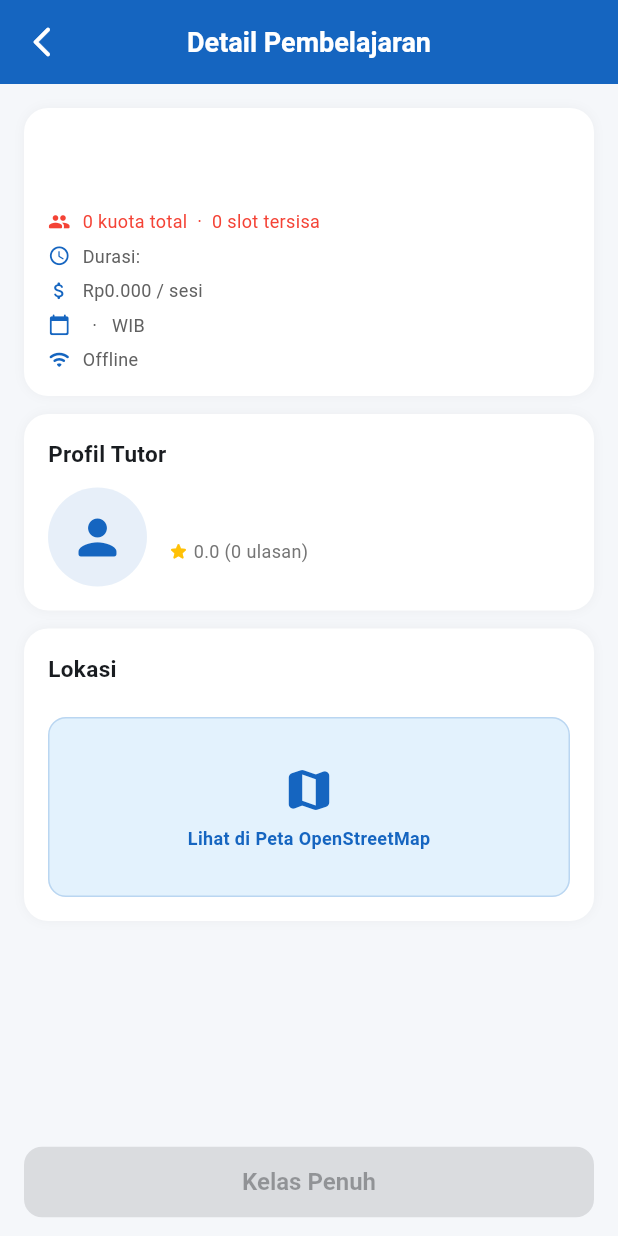
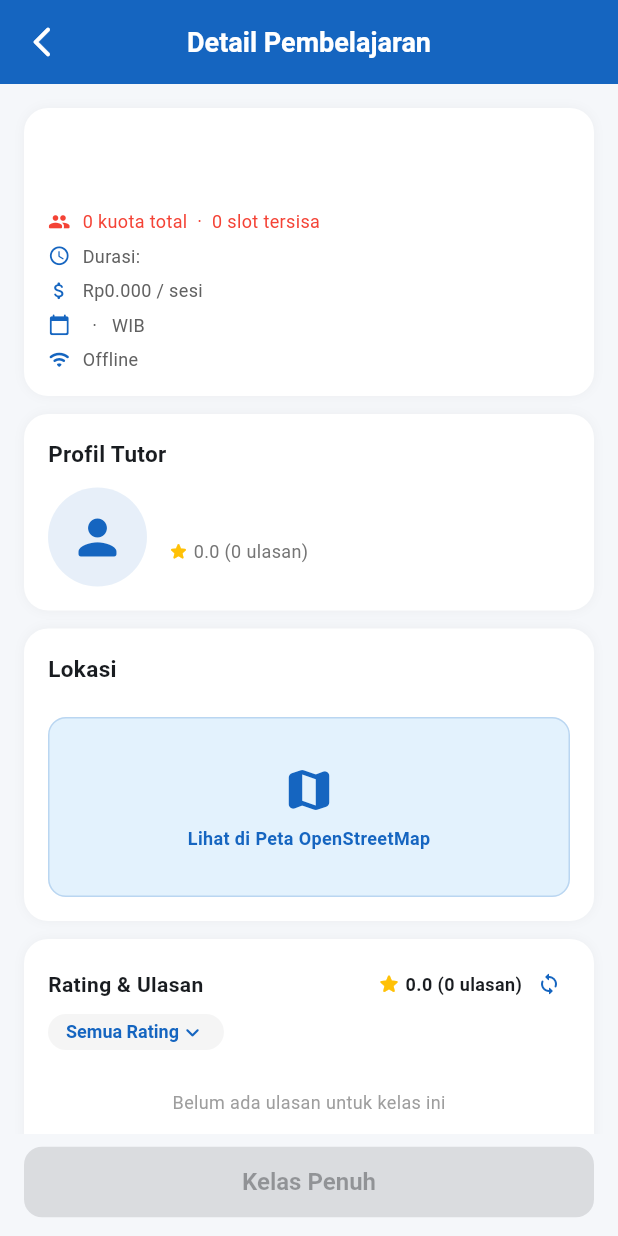
Before and after one commit to wyvernid/TUTORIN, a Flutter app: the StudentDetailKelasScreen screen opened directly with empty values, on a phone screen of 412 x 824 dp. Run offline on Flutter 3.47's test engine with Material 3 defaults, Android fonts, the phone set to English and light mode, and no system bars; our stand-ins replace cloud_firestore, file_picker, firebase_auth, firebase_core, flutter_dotenv, flutter_map and 5 more; accounts and stored records are empty.

Commit message:
selesaikan kelas untuk perorangan, dan perbaiki rating+ulasan

```diff
--- /dev/null
+++ b/lib/models/ulasan_model.dart
@@ -0,0 +1,31 @@
+import 'package:cloud_firestore/cloud_firestore.dart';
+
+class UlasanModel {
+  final String id;
+  final String kelasId;
+  final String tutorId;
+  final String studentNama;
+  final int rating;
+  final String komentar;
+  final DateTime createdAt;
+
+  UlasanModel({
+    required this.id,
+    required this.kelasId,
+    required this.tutorId,
+    required this.studentNama,
+    required this.rating,
+    required this.komentar,
+    required this.createdAt,
+  });
+
+  factory UlasanModel.fromMap(Map<String, dynamic> m, String id) => UlasanModel(
+        id: id,
+        kelasId: m['kelasId'] ?? '',
+        tutorId: m['tutorId'] ?? '',
+        studentNama: m['studentNama'] ?? '',
+        rating: (m['rating'] ?? 0) is int ? m['rating'] ?? 0 : (m['rating'] as num).toInt(),
+        komentar: m['komentar'] ?? '',
+        createdAt: (m['createdAt'] as Timestamp?)?.toDate() ?? DateTime.now(),
+      );
+}
--- /dev/null
+++ b/lib/screens/shared/ulasan_section.dart
@@ -0,0 +1,123 @@
+import 'package:flutter/material.dart';
+import '../../models/ulasan_model.dart';
+import '../../services/kelas_service.dart';
+
+/// Menampilkan ringkasan rating + daftar ulasan untuk satu kelas,
+/// dengan filter berdasarkan jumlah bintang (1-5).
+/// Dipakai di halaman detail kelas student maupun tutor.
+class UlasanSection extends StatefulWidget {
+  final String kelasId;
+  final double ratingAvg;
+  final int jumlahUlasan;
+  final KelasService service;
+  const UlasanSection({super.key, required this.kelasId, required this.ratingAvg, required this.jumlahUlasan, required this.service});
+
+  @override
+  State<UlasanSection> createState() => _UlasanSectionState();
+}
+
+class _UlasanSectionState extends State<UlasanSection> {
+  int? _filter; // null = semua bintang
+  bool _syncing = false;
+
+  void _sync() async {
+    setState(() => _syncing = true);
+    try {
+      await widget.service.recalculateRatingKelas(widget.kelasId);
+      if (!mounted) return;
+      ScaffoldMessenger.of(context).showSnackBar(const SnackBar(content: Text('Rating kelas disinkronkan'), backgroundColor: Colors.green));
+    } catch (e) {
+      if (!mounted) return;
+      ScaffoldMessenger.of(context).showSnackBar(SnackBar(content: Text('Gagal sinkron: $e'), backgroundColor: Colors.red));
+    } finally {
+      if (mounted) setState(() => _syncing = false);
+    }
+  }
+
+  @override
+  Widget build(BuildContext context) => Container(
+        width: double.infinity,
+        padding: const EdgeInsets.all(16),
+        decoration: BoxDecoration(color: Colors.white, borderRadius: BorderRadius.circular(16), boxShadow: [BoxShadow(color: Colors.black.withOpacity(0.04), blurRadius: 6)]),
+        child: StreamBuilder<List<UlasanModel>>(
+          stream: widget.service.streamUlasanKelas(widget.kelasId),
+          builder: (_, snap) {
+            final all = snap.data ?? const <UlasanModel>[];
+            // Hitung langsung dari data ulasan (source of truth), bukan dari
+            // field kelas.rating yang bisa saja belum tersinkron.
+            final count = all.isNotEmpty ? all.length : widget.jumlahUlasan;
+            final avg = all.isNotEmpty ? all.map((u) => u.rating).reduce((a, b) => a + b) / all.length : widget.ratingAvg;
+
+            var list = all;
+            if (_filter != null) list = list.where((u) => u.rating == _filter).toList();
+
+            return Column(crossAxisAlignment: CrossAxisAlignment.start, children: [
+              Row(children: [
+                const Text('Rating & Ulasan', style: TextStyle(fontSize: 14, fontWeight: FontWeight.w700)),
+                const Spacer(),
+                const Icon(Icons.star_rounded, size: 16, color: Color(0xFFFFC107)),
+                const SizedBox(width: 3),
+                Text('${avg.toStringAsFixed(1)} ($count ulasan)', style: const TextStyle(fontSize: 12, fontWeight: FontWeight.w700)),
+                const SizedBox(width: 4),
+                SizedBox(width: 28, height: 28, child: IconButton(
+                  padding: EdgeInsets.zero,
+                  tooltip: 'Sinkronkan rating ke katalog',
+                  icon: _syncing
+                      ? const SizedBox(width: 14, height: 14, child: CircularProgressIndicator(strokeWidth: 2))
+                      : const Icon(Icons.sync_rounded, size: 16, color: Color(0xFF1565C0)),
+                  onPressed: _syncing ? null : _sync,
+                )),
+              ]),
+              const SizedBox(height: 6),
+              _filterDropdown(),
+              const SizedBox(height: 10),
+              if (!snap.hasData)
+                const Padding(padding: EdgeInsets.symmetric(vertical: 16), child: Center(child: CircularProgressIndicator()))
+              else if (list.isEmpty)
+                Padding(padding: const EdgeInsets.symmetric(vertical: 16), child: Center(
+                  child: Text(_filter == null ? 'Belum ada ulasan untuk kelas ini' : 'Belum ada ulasan dengan rating $_filter ★',
+                    style: TextStyle(fontSize: 12, color: Colors.grey[500]))))
+              else
+                Column(children: list.map((u) => Container(
+                  padding: const EdgeInsets.symmetric(vertical: 10),
+                  decoration: const BoxDecoration(border: Border(top: BorderSide(color: Color(0xFFEEEEEE)))),
+                  child: Column(crossAxisAlignment: CrossAxisAlignment.start, children: [
+                    Row(children: [
+                      Expanded(child: Text(u.studentNama, style: const TextStyle(fontSize: 12, fontWeight: FontWeight.w700))),
+                      Row(children: List.generate(5, (i) => Icon(i < u.rating ? Icons.star_rounded : Icons.star_outline_rounded, size: 13, color: const Color(0xFFFFC107)))),
+                    ]),
+                    if (u.komentar.isNotEmpty) ...[
+                      const SizedBox(height: 4),
+                      Text(u.komentar, style: TextStyle(fontSize: 12, color: Colors.grey[700], height: 1.4)),
+                    ],
+                    const SizedBox(height: 4),
+                    Text('${u.createdAt.day}/${u.createdAt.month}/${u.createdAt.year}', style: TextStyle(fontSize: 10, color: Colors.grey[400])),
+                  ]))).toList()),
+            ]);
+          },
+        ),
+      );
+
+  Widget _filterDropdown() => Container(
+        padding: const EdgeInsets.symmetric(horizontal: 12),
+        decoration: BoxDecoration(color: Colors.grey[100], borderRadius: BorderRadius.circular(20)),
+        child: DropdownButtonHideUnderline(
+          child: DropdownButton<int?>(
+            value: _filter,
+            isDense: true,
+            icon: const Icon(Icons.keyboard_arrow_down_rounded, size: 18, color: Color(0xFF1565C0)),
+            style: const TextStyle(fontSize: 12, fontWeight: FontWeight.w600, color: Color(0xFF1565C0)),
+            items: [
+              const DropdownMenuItem(value: null, child: Text('Semua Rating')),
+              for (int i = 5; i >= 1; i--)
+                DropdownMenuItem(value: i, child: Row(mainAxisSize: MainAxisSize.min, children: [
+                  Text('$i Bintang'),
+                  const SizedBox(width: 4),
+                  const Icon(Icons.star_rounded, size: 14, color: Color(0xFFFFC107)),
+                ])),
+            ],
+            onChanged: (v) => setState(() => _filter = v),
+          ),
+        ),
+      );
+}
--- a/lib/screens/student/student_detail_kelas_screen.dart
+++ b/lib/screens/student/student_detail_kelas_screen.dart
@@ -1,6 +1,8 @@
 import 'package:flutter/material.dart';
 import 'package:latlong2/latlong.dart';
 import '../../models/kelas_model.dart';
+import '../../services/kelas_service.dart';
+import '../shared/ulasan_section.dart';
 import '../shared/peta_lokasi_screen.dart';
 import 'student_booking_screen.dart';
 
@@ -115,6 +117,9 @@ class StudentDetailKelasScreen extends StatelessWidget {
                       style: TextStyle(color: Color(0xFF1565C0), fontSize: 12, fontWeight: FontWeight.w600)),
                   ]))),
               ])),
+          if (kelas.mode != 'online') const SizedBox(height: 12),
+
+          UlasanSection(kelasId: kelas.id, ratingAvg: kelas.rating, jumlahUlasan: kelas.jumlahUlasan, service: KelasService()),
 
           const SizedBox(height: 80),
       ])));
--- a/lib/screens/tutor/tutor_detail_kelas_screen.dart
+++ b/lib/screens/tutor/tutor_detail_kelas_screen.dart
@@ -2,6 +2,7 @@ import 'package:flutter/material.dart';
 import '../../models/kelas_model.dart';
 import '../../models/booking_model.dart';
 import '../../services/kelas_service.dart';
+import '../shared/ulasan_section.dart';
 import 'tutor_tambah_kelas_screen.dart';
 
 class TutorDetailKelasScreen extends StatefulWidget {
@@ -128,6 +129,8 @@ class _State extends State<TutorDetailKelasScreen> {
           _row(Icons.event_rounded, 'Dibuat', '${k.createdAt.day}/${k.createdAt.month}/${k.createdAt.year}'),
         ])),
         const SizedBox(height: 12),
+        UlasanSection(kelasId: k.id, ratingAvg: k.rating, jumlahUlasan: k.jumlahUlasan, service: widget.service),
+        const SizedBox(height: 12),
         _card(child: Column(crossAxisAlignment: CrossAxisAlignment.start, children: [
           const Text('Daftar Murid', style: TextStyle(fontSize: 13, fontWeight: FontWeight.w700)),
           const SizedBox(height: 4),
--- a/lib/screens/tutor/tutor_profil_screen.dart
+++ b/lib/screens/tutor/tutor_profil_screen.dart
@@ -1,7 +1,7 @@
 import 'package:flutter/material.dart';
 import 'package:firebase_auth/firebase_auth.dart';
 import 'package:image_picker/image_picker.dart';
-import 'package:cloud_firestore/cloud_firestore.dart';
+// import 'package:cloud_firestore/cloud_firestore.dart';
 import '../../services/auth_service.dart';
 import '../../services/storage_service.dart';
 import '../../models/user_model.dart';
--- a/lib/services/kelas_service.dart
+++ b/lib/services/kelas_service.dart
@@ -1,6 +1,7 @@
 import 'package:cloud_firestore/cloud_firestore.dart';
 import '../models/kelas_model.dart';
 import '../models/booking_model.dart';
+import '../models/ulasan_model.dart';
 
 class KelasService {
   final _db = FirebaseFirestore.instance;
@@ -66,6 +67,21 @@ class KelasService {
       .where('tutorId', isEqualTo: tutorId).orderBy('createdAt', descending: true)
       .snapshots().map((s) => s.docs.map((d) => BookingModel.fromMap(d.data(), d.id)).toList());
 
+  /// Hitung ulang rating & jumlahUlasan kelas dari data ulasan yang sudah ada
+  /// di Firestore. Berguna untuk sinkronisasi ulang ulasan lama yang gagal
+  /// terhitung sebelum security rules diperbaiki.
+  Future<void> recalculateRatingKelas(String kelasId) async {
+    final snap = await _db.collection('ulasan').where('kelasId', isEqualTo: kelasId).get();
+    final avg = snap.docs.isEmpty ? 0.0
+        : snap.docs.map((d) => (d.data()['rating'] as num).toDouble()).reduce((a, b) => a + b) / snap.docs.length;
+    await _db.collection('kelas').doc(kelasId).update({'rating': avg, 'jumlahUlasan': snap.docs.length});
+  }
+
+  /// Stream semua ulasan untuk satu kelas, terbaru lebih dulu.
+  Stream<List<UlasanModel>> streamUlasanKelas(String kelasId) => _db.collection('ulasan')
+      .where('kelasId', isEqualTo: kelasId).orderBy('createdAt', descending: true)
+      .snapshots().map((s) => s.docs.map((d) => UlasanModel.fromMap(d.data(), d.id)).toList());
+
   Future<void> submitUlasan({required String bookingId, required String kelasId,
       required String tutorId, required int rating, required String komentar, required String studentNama}) async {
     final batch = _db.batch();
@@ -74,11 +90,19 @@ class KelasService {
       'kelasId': kelasId, 'tutorId': tutorId, 'studentNama': studentNama,
       'rating': rating, 'komentar': komentar, 'createdAt': FieldValue.serverTimestamp()});
     await batch.commit();
-    // Hitung ulang rating tutor
-    final snap = await _db.collection('ulasan').where('tutorId', isEqualTo: tutorId).get();
-    if (snap.docs.isNotEmpty) {
-      final avg = snap.docs.map((d) => (d.data()['rating'] as num).toDouble()).reduce((a,b)=>a+b) / snap.docs.length;
-      await _db.collection('users').doc(tutorId).update({'rating': avg, 'jumlahUlasan': snap.docs.length});
+
+    // Hitung ulang rating & jumlah ulasan KELAS (yang sebelumnya tidak pernah terupdate)
+    final kelasUlasan = await _db.collection('ulasan').where('kelasId', isEqualTo: kelasId).get();
+    if (kelasUlasan.docs.isNotEmpty) {
+      final avgKelas = kelasUlasan.docs.map((d) => (d.data()['rating'] as num).toDouble()).reduce((a, b) => a + b) / kelasUlasan.docs.length;
+      await _db.collection('kelas').doc(kelasId).update({'rating': avgKelas, 'jumlahUlasan': kelasUlasan.docs.length});
+    }
+
+    // Hitung ulang rating tutor (rata-rata dari seluruh ulasan kelas-kelas tutor tersebut)
+    final tutorUlasan = await _db.collection('ulasan').where('tutorId', isEqualTo: tutorId).get();
+    if (tutorUlasan.docs.isNotEmpty) {
+      final avgTutor = tutorUlasan.docs.map((d) => (d.data()['rating'] as num).toDouble()).reduce((a, b) => a + b) / tutorUlasan.docs.length;
+      await _db.collection('users').doc(tutorId).update({'rating': avgTutor, 'jumlahUlasan': tutorUlasan.docs.length});
     }
   }
 }
```
Also changed, not shown: flutter_01.png (added), pubspec.lock. Lines whose indentation alone changed are shown as unchanged.
